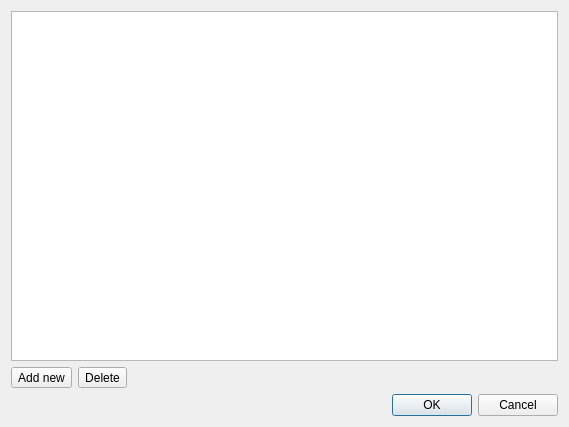
This is data/dlg_custom_presence_states.ui in jabbercat/jabbercat as Qt 5 draws it before an edit. The edited form follows.
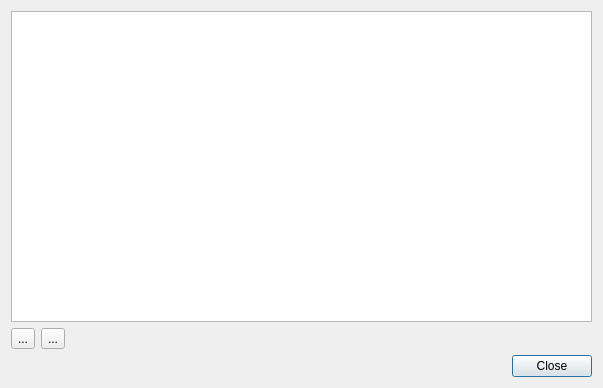
This is the edited form.

The edit to the form file:
```diff
--- a/data/dlg_custom_presence_states.ui
+++ b/data/dlg_custom_presence_states.ui
@@ -6,8 +6,8 @@
    <rect>
     <x>0</x>
     <y>0</y>
-    <width>569</width>
-    <height>427</height>
+    <width>603</width>
+    <height>388</height>
    </rect>
   </property>
   <property name="windowTitle">
@@ -22,6 +22,9 @@
      <property name="selectionBehavior">
       <enum>QAbstractItemView::SelectRows</enum>
      </property>
+     <property name="showGrid">
+      <bool>false</bool>
+     </property>
      <property name="sortingEnabled">
       <bool>true</bool>
      </property>
@@ -47,7 +50,7 @@
         <string>Add new custom presence state</string>
        </property>
        <property name="text">
-        <string>Add new</string>
+        <string>...</string>
        </property>
       </widget>
      </item>
@@ -57,10 +60,7 @@
         <string>Delete selected custom presence state</string>
        </property>
        <property name="text">
-        <string>Delete</string>
-       </property>
-       <property name="shortcut">
-        <string>Del</string>
+        <string>...</string>
        </property>
       </widget>
      </item>
@@ -85,7 +85,7 @@
       <enum>Qt::Horizontal</enum>
      </property>
      <property name="standardButtons">
-      <set>QDialogButtonBox::Cancel|QDialogButtonBox::Ok</set>
+      <set>QDialogButtonBox::Close</set>
      </property>
     </widget>
    </item>
```
Left out of the diff: 40 changed lines with no effect on the pictures.
